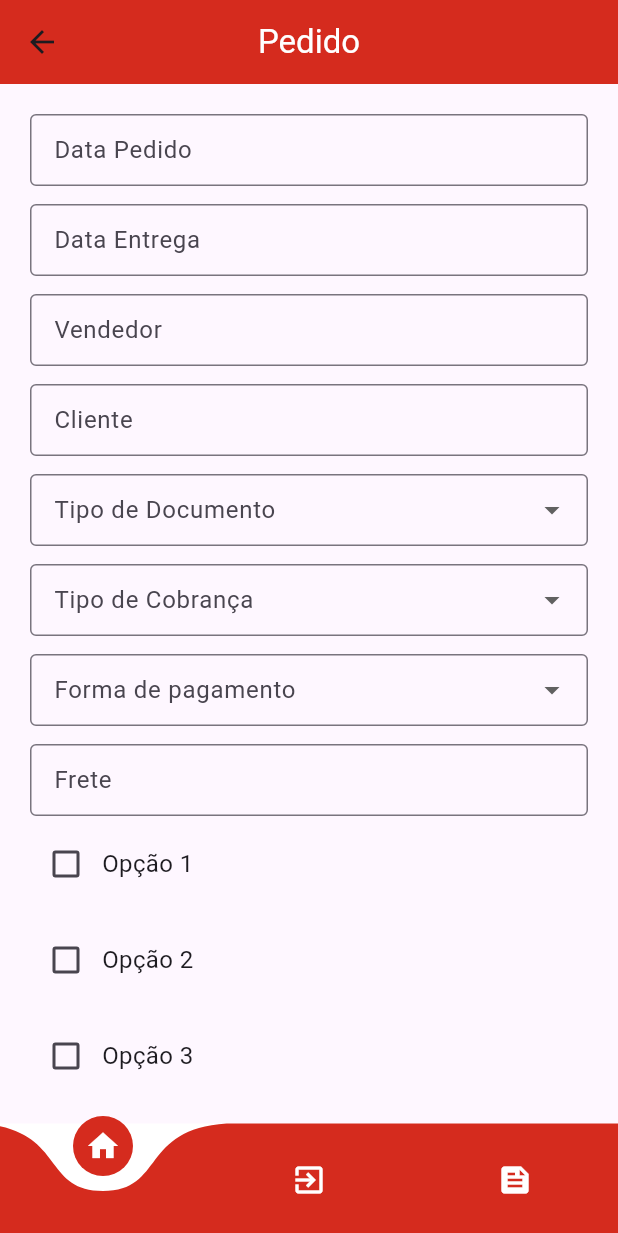
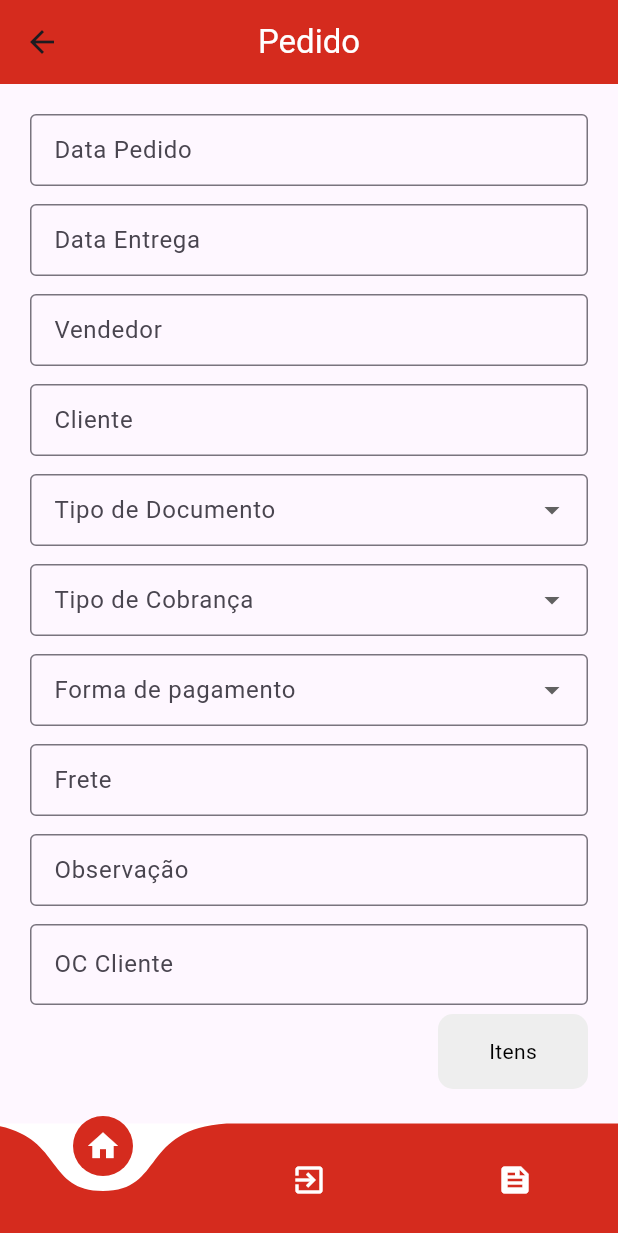
Before and after one commit to kelidss/StikVendas, a Flutter app: the PedidoPage screen opened directly, on a phone screen of 412 x 824 dp. Shown: the top 1233 px of the screen. Run offline on Flutter 3.47's test engine with Material 3 defaults, Android fonts, the phone set to English and light mode, and no system bars; drawn by our look-alikes of curved_navigation_bar; our stand-ins replace awesome_dialog, carousel_slider, mask_text_input_formatter, percent_indicator.

Commit message:
ajustes de tela

```diff
--- a/lib/Controllers/Controller_Pedido.dart
+++ b/lib/Controllers/Controller_Pedido.dart
@@ -18,6 +18,33 @@ TextEditingController VrBaseController = TextEditingController();
 TextEditingController PrEfetivoController = TextEditingController();
 TextEditingController VrBrutoController = TextEditingController();
 
-
 TextEditingController textEditingController = TextEditingController();
 int index = 0;
+
+class CheckboxModel {
+  String title;
+  bool value;
+  bool shouldToggle = true;
+  VoidCallback? onToggle;
+  CheckboxModel({
+    required this.title,
+    required this.value,
+    this.onToggle,
+    this.shouldToggle = true,
+  }) {
+    onToggle = this.toggle;
+  }
+  void toggle() {
+    if (shouldToggle) value = !value;
+  }
+
+  void enable(bool state) => shouldToggle = state;
+  bool get isEnabled => shouldToggle;
+  VoidCallback? handler() {
+    if (shouldToggle) {
+      return onToggle;
+    } else {
+      return null;
+    }
+  }
+}
--- a/lib/Views/HomePage.dart
+++ b/lib/Views/HomePage.dart
@@ -151,7 +151,6 @@ class HomePageState extends State<HomePage> {
                       ),
                     ),
                   ),
-                  // Adicione outros itens do GridView aqui
                 ],
               ),
             ),
--- a/lib/Views/PedidoPage.dart
+++ b/lib/Views/PedidoPage.dart
@@ -6,6 +6,7 @@ import 'package:curved_navigation_bar/curved_navigation_bar.dart';
 import 'package:stik_vendas/Controllers/Controller_Pedido.dart';
 import 'package:stik_vendas/Views/FeedsPage.dart';
 import 'package:stik_vendas/Views/LoginPage.dart';
+import 'package:flutter/scheduler.dart';
 
 class PedidoPage extends StatefulWidget {
   const PedidoPage({Key? key}) : super(key: key);
@@ -17,12 +18,27 @@ class PedidoPage extends StatefulWidget {
 
 class _PedidoPageState extends State<PedidoPage> {
   int _currentIndex = 0;
+  bool value = false;
+  final checkboxes = [
+    CheckboxModel(title: 'Test 1', value: false),
+    CheckboxModel(title: 'Test 2', value: false),
+    CheckboxModel(title: 'Toggle Group', value: false),
+    CheckboxModel(title: 'Test 3', value: false, shouldToggle: false),
+    CheckboxModel(title: 'Test 4', value: false, shouldToggle: false),
+  ];
+  /* @override
+    Widget build(BuildContext context) {
+    TextStyle style = TextStyle(fontSize: 28, fontWeight: FontWeight.bold);
+    TextStyle style2 = TextStyle(fontSize: 14, fontWeight: FontWeight.bold);
+    List<Widget> checkboxModels = buildCheckboxes(checkboxes);*/
+  /* List<Map> categories = [
+    {"name": "opcao1", "isChecked": false},
+    {"name": "opcao2", "isChecked": false},
+    {"name": "opcao3", "isChecked": false}
+  ];*/
   late PageController _pageController;
-  final List<bool> _freteCheckboxValues = [
-    false,
-    false,
-    false
-  ];
+
+  // final List<bool> _freteCheckboxValues = [false, false, false];
 
   @override
   void initState() {
@@ -42,11 +58,12 @@ class _PedidoPageState extends State<PedidoPage> {
     return DtPedidoController.text.isNotEmpty &&
         DtEntregaController.text.isNotEmpty &&
         VendedorController.text.isNotEmpty &&
-        ClienteController.text.isNotEmpty &&
-        TpDocumentoController.text.isNotEmpty &&
-        TipoCobracaController.text.isNotEmpty &&
-        FormaPgtoController.text.isNotEmpty &&
-        FreteController.text.isNotEmpty;
+        ClienteController.text.isNotEmpty;
+    // &&
+    // TpDocumentoController.text.isNotEmpty &&
+    //  TipoCobracaController.text.isNotEmpty &&
+    // FormaPgtoController.text.isNotEmpty &&
+    //  FreteController.text.isNotEmpty;
   }
 
   _avancarParaProximaPagina1() {
@@ -70,8 +87,9 @@ class _PedidoPageState extends State<PedidoPage> {
   }
 
   _todosCamposPreenchidos2() {
-    return ArtigoController.text.isNotEmpty &&
-        DetArtigoController.text.isNotEmpty &&
+    return
+        //ArtigoController.text.isNotEmpty &&
+        // DetArtigoController.text.isNotEmpty &&
         UndController.text.isNotEmpty &&
             QtdController.text.isNotEmpty &&
             VrBaseController.text.isNotEmpty &&
@@ -112,11 +130,10 @@ class _PedidoPageState extends State<PedidoPage> {
         centerTitle: true,
         backgroundColor: const Color(0xFFD52B1E),
       ),
-      body:
-       Padding(
+      body: Padding(
         padding: const EdgeInsets.all(20.0),
-        child:
-         PageView(
+        child: PageView(
+          //   scrollDirection: Axis.vertical ,
           controller: _pageController,
           children: [
             // pagina 1
@@ -244,7 +261,38 @@ class _PedidoPageState extends State<PedidoPage> {
                     floatingLabelBehavior: FloatingLabelBehavior.auto,
                   ),
                 ),
+                //  Container(
+
+                //:
+
+                // transformar isso em um checkbox
+
                 const SizedBox(height: 60),
+                /*Column(
+                  children: [
+                    checkboxModels[2],
+                    Container(
+                      margin: EdgeInsets.fromLTRB(16, 0, 16, 16),
+                      Decoration: BoxDecoration(
+                        Border(''
+                          Border.all(),
+                        )
+                        borderRadius: BorderRadius.circular(12),
+                      ),
+                      child: Column(
+                         children:[
+                          Padding(padding:  const EdgeInsets.all(8.0),
+                          child: Center(
+                            child: Text("Group 1", style: style2),
+                          ),
+                          ),
+                           checkboxModels[0],
+                           checkboxModels[1],
+                         ],
+                      ),
+                    )
+                  ],
+                 ),*/
                 TextFormField(
                   controller: FreteController,
                   decoration: const InputDecoration(
@@ -254,14 +302,76 @@ class _PedidoPageState extends State<PedidoPage> {
                     floatingLabelBehavior: FloatingLabelBehavior.auto,
                   ),
                 ),
-              const SizedBox(height: 10),
+
+                /* Column(
+                    children: categories.map((escolha) {
+                  return CheckboxListTile(
+                      activeColor: Colors.deepPurpleAccent,
+                      checkboxShape: RoundedRectangleBorder(
+                          borderRadius: BorderRadius.circular(5)),
+                      value: escolha["isChecked"],
+                      title: Text(escolha["name"]),
+                      onChanged: (val) {
+                        setState(() {
+                          escolha["isChecked"] = val;
+                        });
+                      });
+                }).toList()),
+                //   TextFormField(
+                //  controller: FreteController,
+                // decoration: const InputDecoration(
+                //   labelText: 'Frete',
+                //   border: OutlineInputBorder(),
+                //   isDense: true,
+                //  floatingLabelBehavior: FloatingLabelBehavior.auto,
+                //  ),
+                //   ),
+                /*  const SizedBox(height: 10),
                 Column(
                   children: [
                     _buildCheckboxOption('Opção 1', 0),
                     _buildCheckboxOption('Opção 2', 1),
                     _buildCheckboxOption('Opção 3', 2),
                   ],
+                ),*/
+                Wrap(
+                  children: categories.map((escolha) {
+                    if (escolha["isChecked"] == true) {
+                      return Card(
+                        elevation: 3,
+                        color: Colors.deepPurpleAccent,
+                        child: Padding(
+                          padding: const EdgeInsets.all(8.0),
+                          child: Row(
+                            mainAxisSize: MainAxisSize.min,
+                            children: [
+                              Text(
+                                escolha["name"],
+                                style: const TextStyle(color: Colors.white),
                               ),
+                              const SizedBox(
+                                width: 5,
+                              ),
+                              GestureDetector(
+                                onTap: () {
+                                  setState(() {
+                                    escolha["isChecked"] =
+                                        !escolha["isChecked"];
+                                  });
+                                },
+                                child: const Icon(
+                                  Icons.delete_forever_rounded,
+                                  color: Colors.white,
+                                ),
+                              ),
+                            ],
+                          ),
+                        ),
+                      );
+                    }
+                    return Container();
+                  }).toList(),
+                ),*/
                 const SizedBox(height: 60),
                 TextFormField(
                   controller: ObservacaoController,
@@ -315,6 +425,10 @@ class _PedidoPageState extends State<PedidoPage> {
               ],
             ),
             //pagina 2
+
+            // child: PageView(
+            //  scrollDirection: Axis.vertical ,
+            //controller: _pageController,
             Wrap(
               children: [
                 const SizedBox(
@@ -338,7 +452,7 @@ class _PedidoPageState extends State<PedidoPage> {
                     ),
                   ],
                   decoration: const InputDecoration(
-                    labelText: 'Tipo de Documento',
+                    labelText: 'Arquivo',
                     border: OutlineInputBorder(),
                     isDense: true,
                     floatingLabelBehavior: FloatingLabelBehavior.auto,
@@ -363,7 +477,7 @@ class _PedidoPageState extends State<PedidoPage> {
                     ),
                   ],
                   decoration: const InputDecoration(
-                    labelText: 'Tipo de Documento',
+                    labelText: 'Detalhe do artigo',
                     border: OutlineInputBorder(),
                     isDense: true,
                     floatingLabelBehavior: FloatingLabelBehavior.auto,
@@ -552,10 +666,10 @@ class _PedidoPageState extends State<PedidoPage> {
           }
         },
       ),
-
     );
   }
-  Widget _buildCheckboxOption(String label, int index) {
+}
+  /*Widget _buildCheckboxOption(String label, int index) {
   return Padding(
     padding: const EdgeInsets.symmetric(vertical: 8.0),
     child: Row(
@@ -576,4 +690,4 @@ class _PedidoPageState extends State<PedidoPage> {
     ),
   );
 }
-}
+}*/
```
Lines whose indentation alone changed are shown as unchanged.
